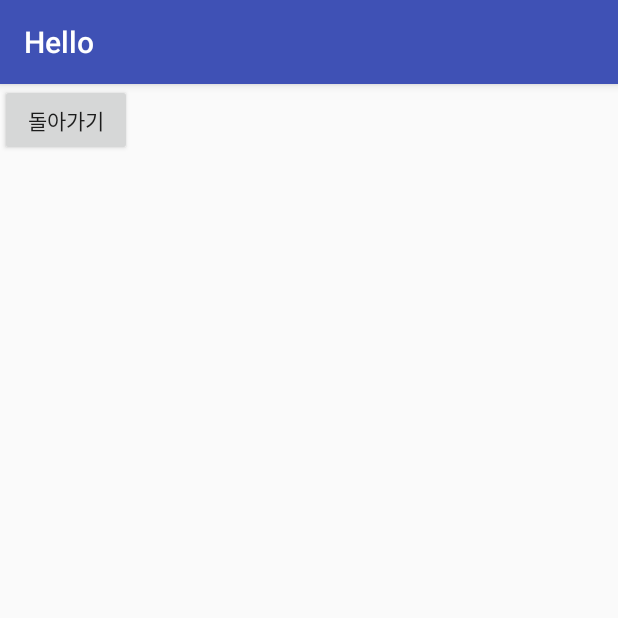
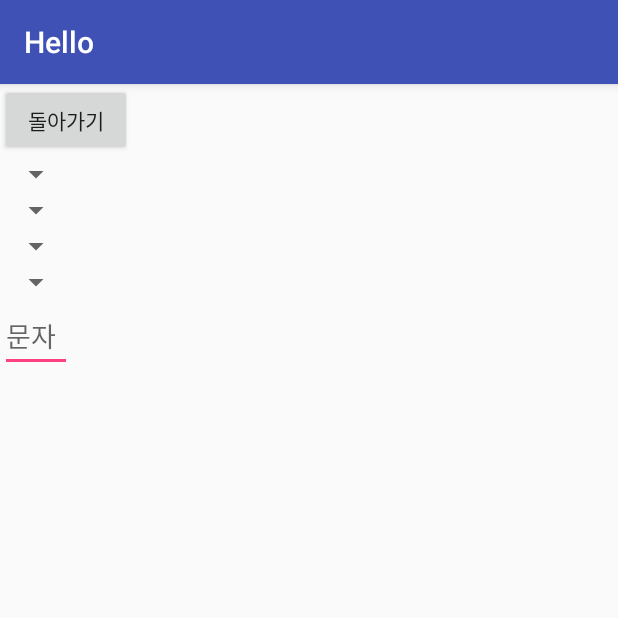
Before and after one commit to newyj94/The-Fianl, an Android app: the NewActivity3 screen opened directly, with no data from a screen before it, on a phone screen of 412 x 824 dp, the top half of it. Run offline under Robolectric (Android 15) with nearby library versions, the phone set to English and light mode, and no system bars.

Commit message:
3번째_내 약

```diff
--- a/app/src/main/res/layout/activity_new3.xml
+++ b/app/src/main/res/layout/activity_new3.xml
@@ -1,14 +1,76 @@
 <LinearLayout xmlns:android="http://schemas.android.com/apk/res/android"
 
+    xmlns:tools="http://schemas.android.com/tools"
     android:layout_width="match_parent"
-    android:layout_height="match_parent"
-   >
+    android:layout_height="wrap_content"
+    android:baselineAligned="false"
+    android:orientation="vertical"
+    >
 
     <Button
         android:id= "@+id/backButton"
         android:layout_width="wrap_content"
         android:layout_height="wrap_content"
         android:onClick="onBackButtonClicked"
-        android:text= "돌아가기" />
+        android:text= "돌아가기"
+        tools:ignore="HardcodedText" />
 
-    </LinearLayout>
+    <TableLayout
+        android:layout_width="match_parent"
+        android:layout_height="match_parent"
+      >
+
+        <TableRow
+            android:layout_width="match_parent"
+            android:layout_height="match_parent" >
+
+            <Spinner
+                android:id="@+id/spinner"
+                android:layout_width="match_parent"
+                android:layout_height="wrap_content" />
+        </TableRow>
+
+        <TableRow
+            android:layout_width="match_parent"
+            android:layout_height="match_parent" >
+
+            <Spinner
+                android:id="@+id/spinner2"
+                android:layout_width="match_parent"
+                android:layout_height="wrap_content" />
+        </TableRow>
+
+        <TableRow
+            android:layout_width="match_parent"
+            android:layout_height="match_parent" >
+
+            <Spinner
+                android:id="@+id/spinner4"
+                android:layout_width="match_parent"
+                android:layout_height="wrap_content" />
+        </TableRow>
+
+        <TableRow
+            android:layout_width="match_parent"
+            android:layout_height="match_parent" >
+
+            <Spinner
+                android:id="@+id/spinner3"
+                android:layout_width="match_parent"
+                android:layout_height="wrap_content" />
+        </TableRow>
+
+        <TableRow
+            android:layout_width="match_parent"
+            android:layout_height="match_parent" >
+
+            <EditText
+                android:id="@+id/medinameInput"
+                android:layout_width="match_parent"
+                android:layout_height="wrap_content"
+                android:inputType="textCapWords"
+                android:hint="문자"/>
+        </TableRow>
+    </TableLayout>
+
+</LinearLayout>
```
